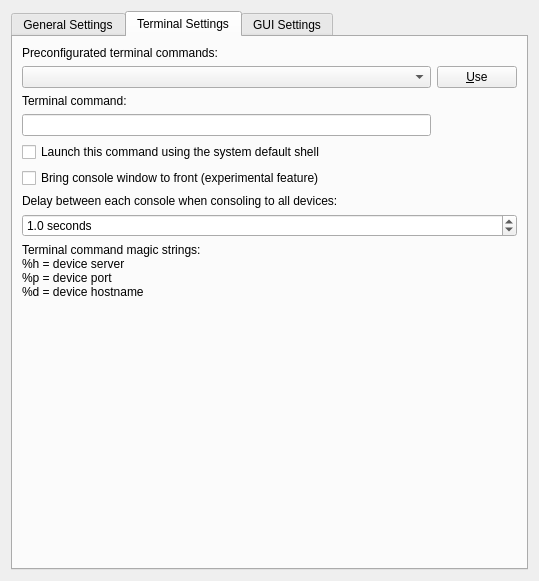
Old version of the form src/GNS3/Ui/ConfigurationPages/Form_PreferencesGeneral.ui in the repository GNS3/gns3-legacy.
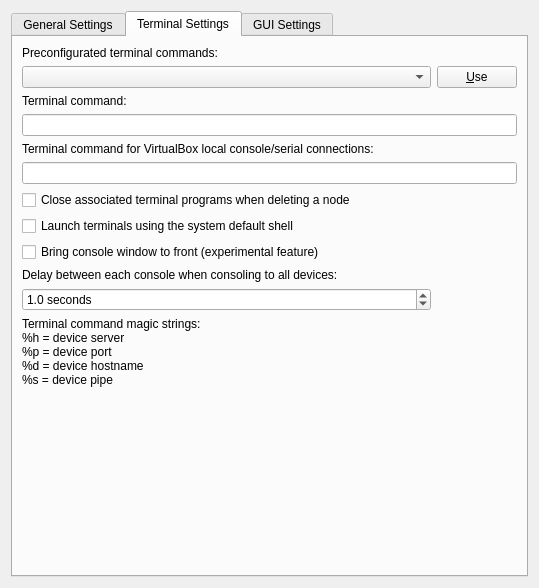
New version of the form. The open tabs and pages were chosen to show the change.

Commit message: BACKPORT: Terminal serial command support. Close opened terminals when deleting a node. New putty command line. Italian translation updated.

Diff of the .ui file:
```diff
--- a/src/GNS3/Ui/ConfigurationPages/Form_PreferencesGeneral.ui
+++ b/src/GNS3/Ui/ConfigurationPages/Form_PreferencesGeneral.ui
@@ -7,7 +7,7 @@
     <x>0</x>
     <y>0</y>
     <width>539</width>
-    <height>581</height>
+    <height>588</height>
    </rect>
   </property>
   <property name="windowTitle">
@@ -276,20 +276,20 @@
          </property>
         </widget>
        </item>
-       <item row="3" column="0">
+       <item row="3" column="0" colspan="2">
         <widget class="QLineEdit" name="lineEditTermCommand"/>
        </item>
-       <item row="4" column="0">
+       <item row="7" column="0">
         <widget class="QCheckBox" name="checkBoxUseShell">
          <property name="text">
-          <string>Launch this command using the system default shell</string>
+          <string>Launch terminals using the system default shell</string>
          </property>
          <property name="checked">
           <bool>false</bool>
          </property>
         </widget>
        </item>
-       <item row="5" column="0">
+       <item row="8" column="0">
         <widget class="QCheckBox" name="checkBoxBringConsoleToFront">
          <property name="toolTip">
           <string>&lt;html&gt;This option will attempt to bring existing opened console window to front, instead of opening a new window.&lt;br&gt;If no existing opened console window exists, it will start a new  console window.&lt;/html&gt;</string>
@@ -299,14 +299,14 @@
          </property>
         </widget>
        </item>
-       <item row="6" column="0" colspan="2">
+       <item row="9" column="0">
         <widget class="QLabel" name="label_11">
          <property name="text">
           <string>Delay between each console when consoling to all devices:</string>
          </property>
         </widget>
        </item>
-       <item row="7" column="0" colspan="2">
+       <item row="10" column="0">
         <widget class="QDoubleSpinBox" name="doubleSpinBoxConsoleDelay">
          <property name="suffix">
           <string> seconds</string>
@@ -325,17 +325,18 @@
          </property>
         </widget>
        </item>
-       <item row="8" column="0">
+       <item row="13" column="0">
         <widget class="QLabel" name="label_9">
          <property name="text">
           <string>Terminal command magic strings:
 %h = device server 
 %p = device port
-%d = device hostname</string>
+%d = device hostname
+%s = device pipe</string>
          </property>
         </widget>
        </item>
-       <item row="9" column="0" colspan="2">
+       <item row="14" column="0" colspan="2">
         <spacer name="verticalSpacer">
          <property name="orientation">
           <enum>Qt::Vertical</enum>
@@ -348,6 +349,23 @@
          </property>
         </spacer>
        </item>
+       <item row="4" column="0" colspan="2">
+        <widget class="QLabel" name="label_12">
+         <property name="text">
+          <string>Terminal command for VirtualBox local console/serial connections:</string>
+         </property>
+        </widget>
+       </item>
+       <item row="5" column="0" colspan="2">
+        <widget class="QLineEdit" name="lineEditTermCommandVBoxConsole"/>
+       </item>
+       <item row="6" column="0">
+        <widget class="QCheckBox" name="checkBoxCloseTermPrograms">
+         <property name="text">
+          <string>Close associated terminal programs when deleting a node</string>
+         </property>
+        </widget>
+       </item>
       </layout>
      </widget>
      <widget class="QWidget" name="tab_2">
```
The commit also changes 17 other files.
